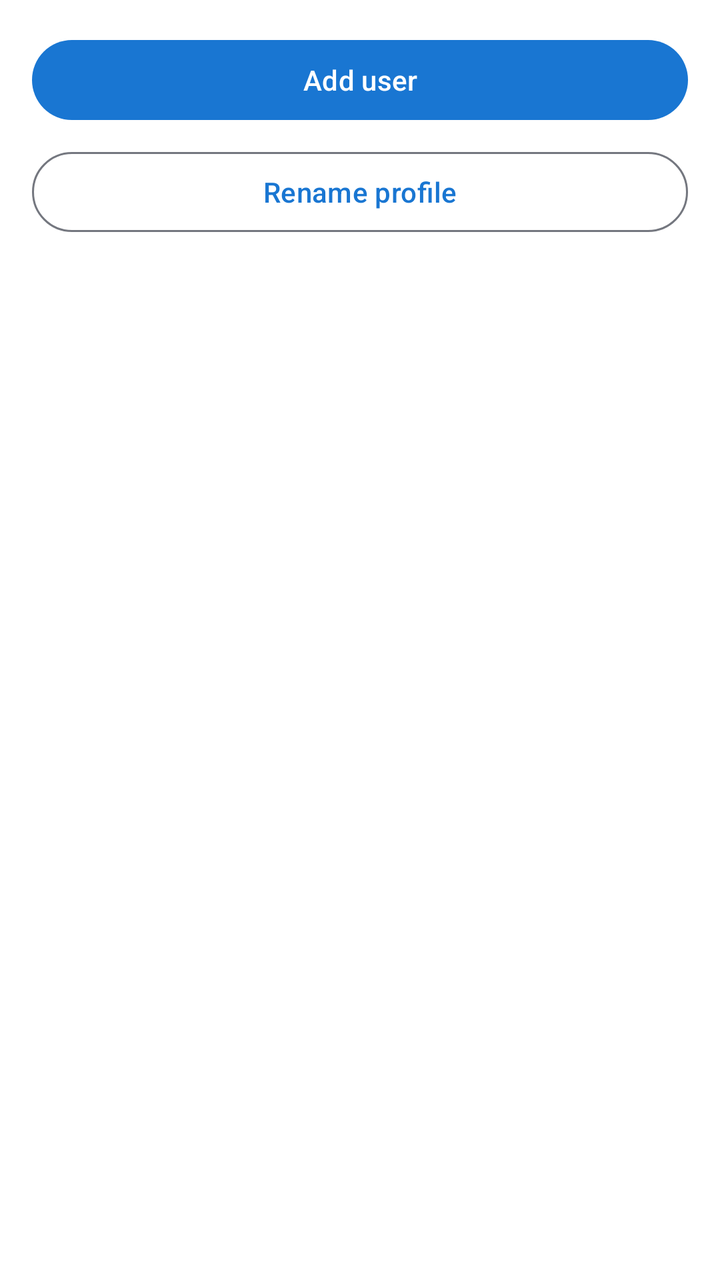
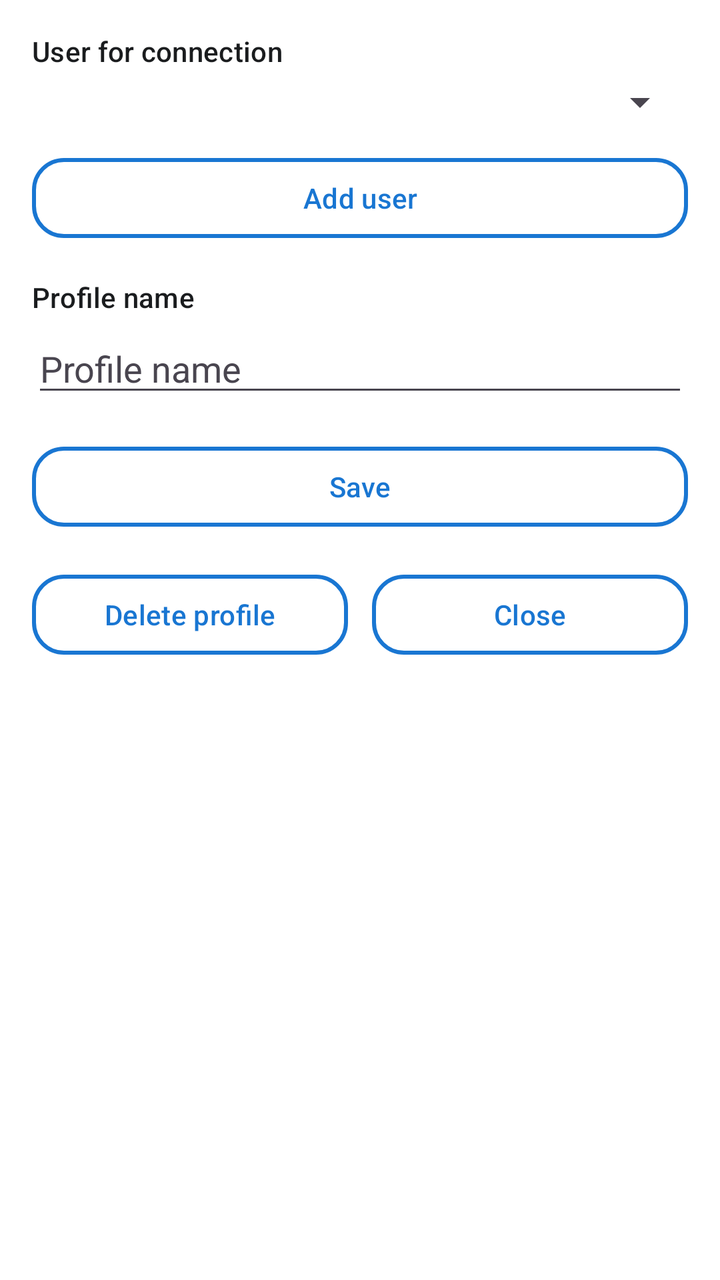

Screens rendered from an Android XML layout before and after an edit, with the pre-edit source and the edit as a unified diff.
<!-- AndroidManifest.xml: application theme Theme.MrOpenVPNClient -->
<!-- res/layout/dialog_user_picker.xml -->
<?xml version="1.0" encoding="utf-8"?>
<LinearLayout xmlns:android="http://schemas.android.com/apk/res/android"
    android:layout_width="match_parent"
    android:layout_height="wrap_content"
    android:orientation="vertical"
    android:padding="16dp">

    <com.google.android.material.button.MaterialButton
        android:id="@+id/pickAddUserButton"
        android:layout_width="match_parent"
        android:layout_height="wrap_content"
        android:text="@string/add_user" />

    <com.google.android.material.button.MaterialButton
        android:id="@+id/pickRenameButton"
        style="@style/Widget.Material3.Button.OutlinedButton"
        android:layout_width="match_parent"
        android:layout_height="wrap_content"
        android:layout_marginTop="8dp"
        android:text="@string/rename_profile" />

    <LinearLayout
        android:id="@+id/userPickerList"
        android:layout_width="match_parent"
        android:layout_height="wrap_content"
        android:layout_marginTop="8dp"
        android:orientation="vertical" />
</LinearLayout>
<!-- resources referenced by this layout -->
<resources>
  <string name="add_user">Add user</string>
  <string name="rename_profile">Rename profile</string>
  <style name="Theme.MrOpenVPNClient" parent="Theme.Material3.DayNight.NoActionBar">
          <item name="colorPrimary">@color/primary</item>
          <item name="colorOnPrimary">@color/onPrimary</item>
          <item name="colorPrimaryContainer">@color/primaryContainer</item>
          <item name="colorOnPrimaryContainer">@color/onPrimaryContainer</item>
          <item name="colorSecondary">@color/secondary</item>
          <item name="colorOnSecondary">@color/onSecondary</item>
          <item name="android:colorBackground">@color/background</item>
          <item name="colorSurface">@color/surface</item>
          <item name="colorOnSurface">@color/onSurface</item>
          <item name="colorOnSurfaceVariant">@color/onSurfaceVariant</item>
          <item name="android:textColorPrimary">?attr/colorOnSurface</item>
          <item name="android:textColorSecondary">?attr/colorOnSurfaceVariant</item>
          <item name="android:textColorTertiary">?attr/colorOnSurfaceVariant</item>
          <item name="android:textColorHint">?attr/colorOnSurfaceVariant</item>
          <item name="android:textColorLink">?attr/colorPrimary</item>
          <item name="colorError">@color/error</item>
          <item name="colorSurfaceContainer">@color/surfaceContainer</item>
          <item name="colorSurfaceContainerHighest">@color/surfaceContainerHigh</item>
          <item name="colorOutline">@color/outline</item>
          <item name="android:statusBarColor">@color/background</item>
          <item name="android:navigationBarColor">@color/background</item>
          <item name="android:windowLightStatusBar">@bool/status_bar_light_icons</item>
      </style>
  <color name="primary">#1976D2</color>
  <color name="onPrimary">#FFFFFF</color>
  <color name="primaryContainer">#D3E4FF</color>
  <color name="onPrimaryContainer">#001B3F</color>
  <color name="secondary">#56607C</color>
  <color name="onSecondary">#FFFFFF</color>
  <color name="background">#FFFFFF</color>
  <color name="surface">#FFFFFF</color>
  <color name="onSurface">#1A1C1E</color>
  <color name="onSurfaceVariant">#49454F</color>
  <color name="error">#BA1A1A</color>
  <color name="surfaceContainer">#F3F3F3</color>
  <color name="surfaceContainerHigh">#E7E7E7</color>
  <color name="outline">#74777F</color>
</resources>

<!-- the commit's change to res/layout/dialog_user_picker.xml (unified diff, before → after) -->
@@ -1,28 +1,93 @@
 <?xml version="1.0" encoding="utf-8"?>
 <LinearLayout xmlns:android="http://schemas.android.com/apk/res/android"
+    xmlns:app="http://schemas.android.com/apk/res-auto"
     android:layout_width="match_parent"
     android:layout_height="wrap_content"
     android:orientation="vertical"
     android:padding="16dp">
 
+    <TextView
+        android:id="@+id/userSelectLabel"
+        android:layout_width="wrap_content"
+        android:layout_height="wrap_content"
+        android:text="@string/user_select_label"
+        android:textAppearance="?attr/textAppearanceLabelLarge" />
+
+    <Spinner
+        android:id="@+id/userSelect"
+        android:layout_width="match_parent"
+        android:layout_height="wrap_content"
+        android:layout_marginTop="4dp"
+        android:contentDescription="@string/user_select_hint" />
+
     <com.google.android.material.button.MaterialButton
         android:id="@+id/pickAddUserButton"
+        style="?attr/materialButtonOutlinedStyle"
         android:layout_width="match_parent"
         android:layout_height="wrap_content"
-        android:text="@string/add_user" />
+        android:layout_marginTop="12dp"
+        android:text="@string/add_user"
+        app:cornerRadius="16dp"
+        app:strokeWidth="2dp"
+        app:strokeColor="?attr/colorPrimary" />
+
+    <TextView
+        android:id="@+id/profileNameLabel"
+        android:layout_width="wrap_content"
+        android:layout_height="wrap_content"
+        android:layout_marginTop="16dp"
+        android:text="@string/profile_name"
+        android:textAppearance="?attr/textAppearanceLabelLarge" />
+
+    <EditText
+        android:id="@+id/profileNameInput"
+        android:layout_width="match_parent"
+        android:layout_height="wrap_content"
+        android:layout_marginTop="4dp"
+        android:hint="@string/profile_name"
+        android:importantForAutofill="no"
+        android:inputType="text"
+        android:maxLines="1"
+        android:selectAllOnFocus="true" />
 
     <com.google.android.material.button.MaterialButton
-        android:id="@+id/pickRenameButton"
-        style="@style/Widget.Material3.Button.OutlinedButton"
+        android:id="@+id/saveProfileButton"
+        style="?attr/materialButtonOutlinedStyle"
         android:layout_width="match_parent"
         android:layout_height="wrap_content"
-        android:layout_marginTop="8dp"
-        android:text="@string/rename_profile" />
+        android:layout_marginTop="16dp"
+        android:text="@string/save"
+        app:cornerRadius="16dp"
+        app:strokeWidth="2dp"
+        app:strokeColor="?attr/colorPrimary" />
 
     <LinearLayout
-        android:id="@+id/userPickerList"
         android:layout_width="match_parent"
         android:layout_height="wrap_content"
-        android:layout_marginTop="8dp"
-        android:orientation="vertical" />
+        android:layout_marginTop="16dp"
+        android:orientation="horizontal">
+
+        <com.google.android.material.button.MaterialButton
+            android:id="@+id/deleteProfileButton"
+            style="?attr/materialButtonOutlinedStyle"
+            android:layout_width="0dp"
+            android:layout_height="wrap_content"
+            android:layout_weight="1"
+            android:text="@string/delete_profile"
+            app:cornerRadius="16dp"
+            app:strokeWidth="2dp"
+            app:strokeColor="?attr/colorPrimary" />
+
+        <com.google.android.material.button.MaterialButton
+            android:id="@+id/closeProfileButton"
+            style="?attr/materialButtonOutlinedStyle"
+            android:layout_width="0dp"
+            android:layout_height="wrap_content"
+            android:layout_marginStart="12dp"
+            android:layout_weight="1"
+            android:text="@string/close"
+            app:cornerRadius="16dp"
+            app:strokeWidth="2dp"
+            app:strokeColor="?attr/colorPrimary" />
+    </LinearLayout>
 </LinearLayout>
<!-- resource entries referenced after the edit -->
@@ -1,7 +1,12 @@
 <!-- resources referenced by this layout -->
 <resources>
   <string name="add_user">Add user</string>
-  <string name="rename_profile">Rename profile</string>
+  <string name="close">Close</string>
+  <string name="delete_profile">Delete profile</string>
+  <string name="profile_name">Profile name</string>
+  <string name="save">Save</string>
+  <string name="user_select_hint">Select user</string>
+  <string name="user_select_label">User for connection</string>
   <style name="Theme.MrOpenVPNClient" parent="Theme.Material3.DayNight.NoActionBar">
           <item name="colorPrimary">@color/primary</item>
           <item name="colorOnPrimary">@color/onPrimary</item>
